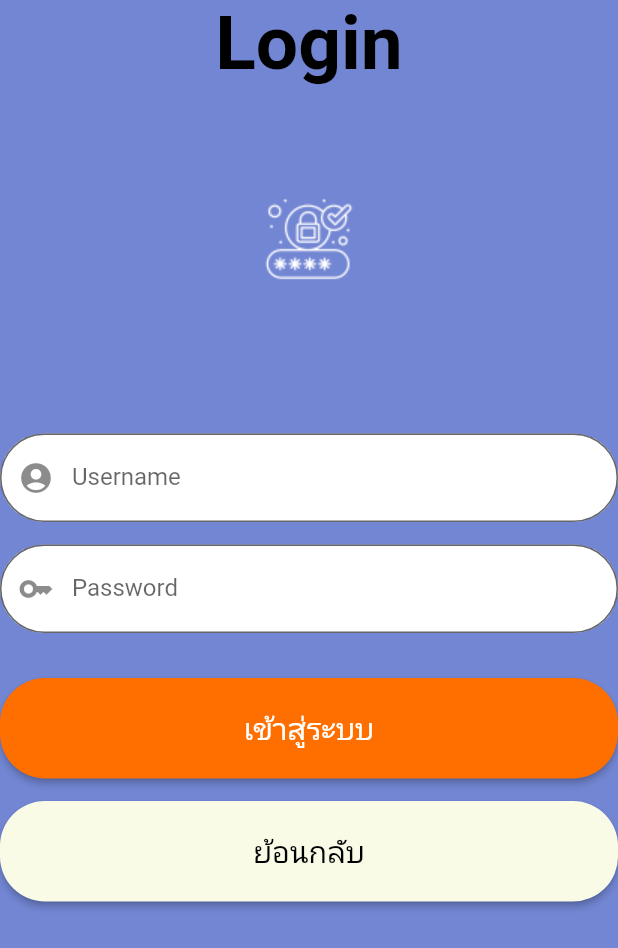
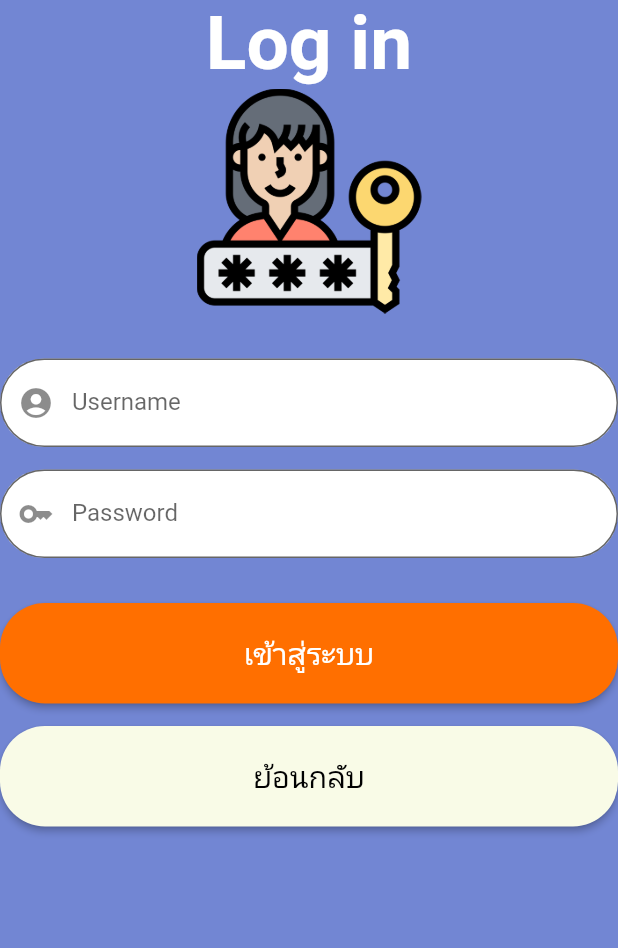
Before and after one commit to polsawatwa/ADMSMobile, a Flutter app: the screen it shows after launch, after a tap on "เข้าสู่ระบบ", on a phone screen of 412 x 824 dp. Shown: the top 948 px of the screen. Run offline on Flutter 3.47's test engine with Material 2 defaults, Android fonts, the light colour scheme and no system bars; our stand-ins replace curved_navigation_bar, shared_preferences; network calls fail; Roboto replaces fonts that are missing (Prompt).

Commit message:
รูปลีอกอิน

```diff
--- a/lib/pages/collection.dart
+++ b/lib/pages/collection.dart
@@ -29,7 +29,7 @@ class _collectionPageState extends State<collectionPage> {
 
   /// Get Data
   Future getData() async {
-    final url = Uri.parse('http://127.0.0.1:8000/api/all-collection/');
+    final url = Uri.parse('http://localhost:8000/api/all-collection/');
     final response = await http.get(url);
     final result = jsonDecode(response.body);
     if (response.statusCode != 200) {
--- a/lib/pages/login.dart
+++ b/lib/pages/login.dart
@@ -25,10 +25,10 @@ class _LoginPageState extends State<LoginPage> {
           backgroundColor: Colors.transparent,
           body: ListView(children: [
             Text(
-              'Login',
+              'Log in',
               style: const TextStyle(
                 fontWeight: FontWeight.bold,
-                color: Color.fromARGB(255, 0, 0, 0),
+                color: Color.fromARGB(255, 255, 255, 255),
                 fontSize: 50,
                 fontFamily: 'Prompt',
               ),
@@ -36,8 +36,8 @@ class _LoginPageState extends State<LoginPage> {
             ),
             Image.asset(
               'assets/icons-login.png',
-              height: 200,
-              width: 200,
+              height: 150,
+              width: 150,
             ),
             SizedBox(height: 30),
             TextField(
```
Also changed, not shown: assets/icons-login.png.
